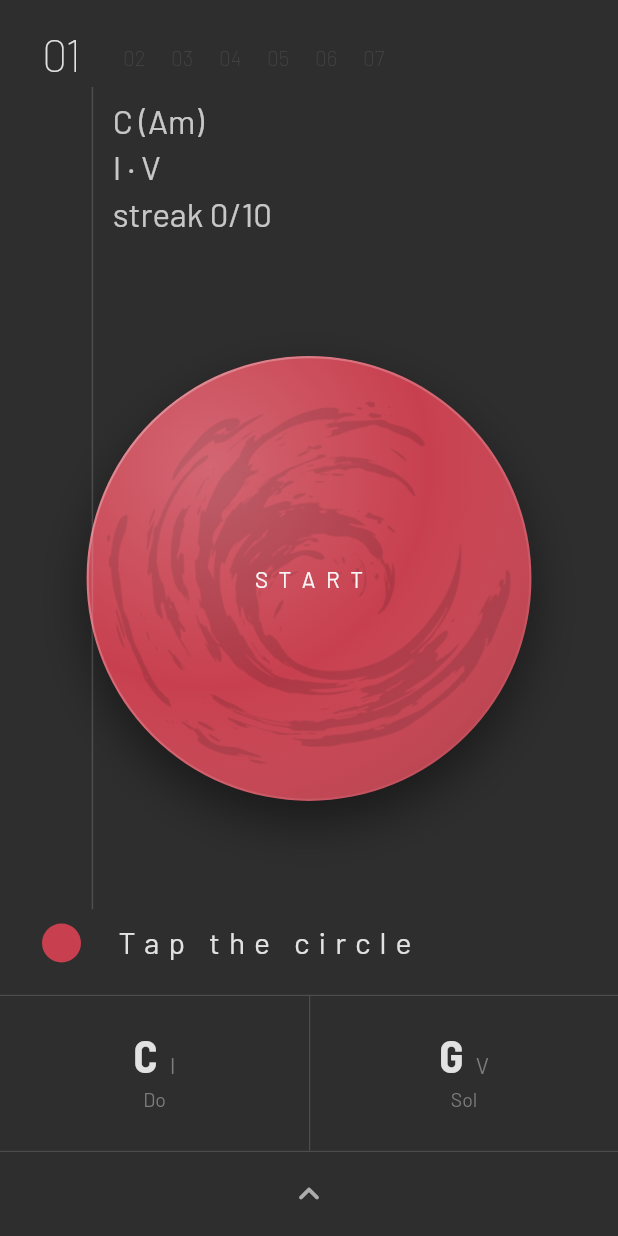
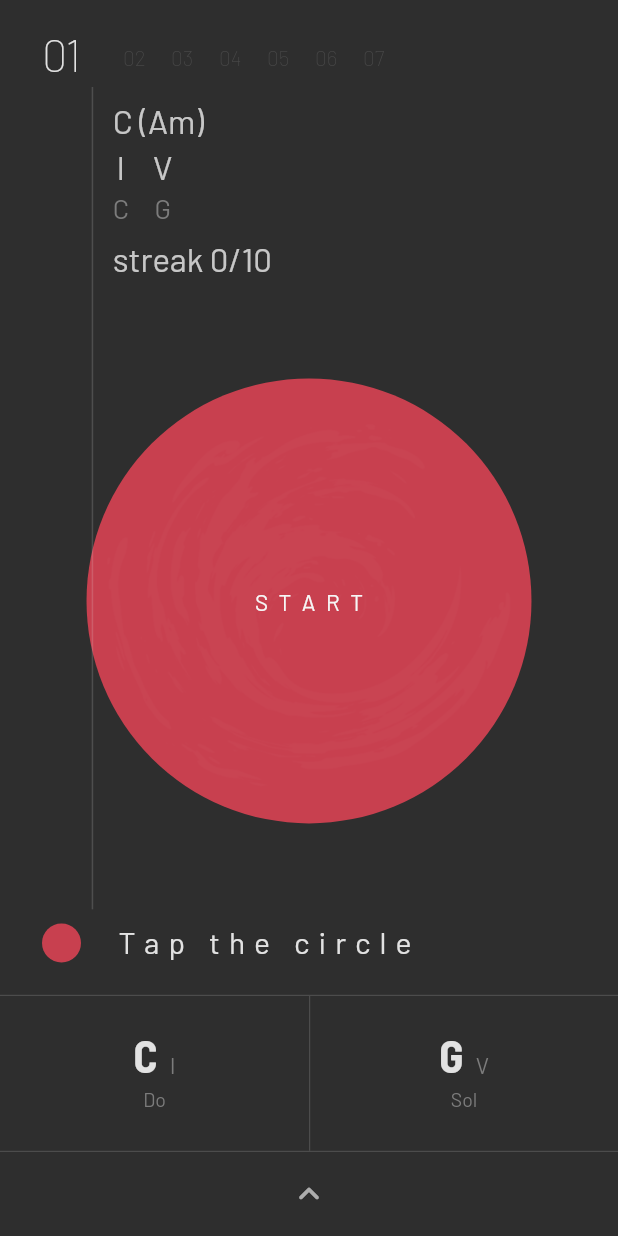
Before and after one commit to denissavishchev/Ear, a Flutter app: the screen it shows after launch, on a phone screen of 412 x 824 dp. Run offline on Flutter 3.47's test engine with Material 3 defaults, Android fonts, the phone set to English and light mode, and no system bars; our stand-ins replace audioplayers, google_fonts, shared_preferences.

Commit message:
Add README with screenshots, show score counts and degree notes
- README: app description, how a question works, levels table,
  settings (key, cadence, style), architecture notes and how to run
- Add main screen and settings screenshots in docs/screenshots
- Info line: show ✓ correct / ✗ wrong counts instead of accuracy %
- Show each degree's note name under it (e.g. I/C, V/G)
- Remove the unused accuracy getter from Trainer

```diff
--- a/lib/model/trainer.dart
+++ b/lib/model/trainer.dart
@@ -49,7 +49,6 @@ class Trainer extends ChangeNotifier {
 
   MusicKey get key => allKeys[keyIndex];
   List<int> get degrees => levels[level];
-  int get accuracy => total == 0 ? 0 : (correct * 100 / total).round();
 
   Future<void> load() async {
     final p = _prefs = await SharedPreferences.getInstance();
--- a/lib/ui/home_screen.dart
+++ b/lib/ui/home_screen.dart
@@ -165,14 +165,16 @@ class _InfoLine extends StatelessWidget {
   @override
   Widget build(BuildContext context) {
     final p = Palette.of(context);
-    final names = trainer.degrees.map((d) => romanNames[d]).join(' · ');
     final atFrontier =
         trainer.level == trainer.unlockedLevel &&
         trainer.level < levels.length - 1;
     final streak = atFrontier
         ? 'streak ${trainer.streak}/$unlockStreak'
         : 'streak ${trainer.streak}';
-    final acc = trainer.total == 0 ? '' : '  ·  ${trainer.accuracy}%';
+    final wrong = trainer.total - trainer.correct;
+    final score = trainer.total == 0
+        ? ''
+        : '  ·  ✓ ${trainer.correct}  ✗ $wrong';
     final text = p.fg.withValues(alpha: 0.85);
     return Column(
       crossAxisAlignment: CrossAxisAlignment.start,
@@ -181,8 +183,26 @@ class _InfoLine extends StatelessWidget {
           '${trainer.key.display()} (${trainer.key.relativeMinor()})',
           style: p.body(22, color: text),
         ),
-        Text(names, style: p.body(22, color: text)),
-        Text('$streak$acc', style: p.body(22, color: text)),
+        // Each degree with its note name underneath.
+        Wrap(
+          spacing: 16,
+          runSpacing: 4,
+          children: [
+            for (final d in trainer.degrees)
+              Column(
+                mainAxisSize: MainAxisSize.min,
+                children: [
+                  Text(romanNames[d], style: p.body(22, color: text)),
+                  Text(
+                    trainer.key.letterOf(d),
+                    style: p.body(18, color: p.muted),
+                  ),
+                ],
+              ),
+          ],
+        ),
+        const SizedBox(height: 4),
+        Text('$streak$score', style: p.body(22, color: text)),
       ],
     );
   }
@@ -246,24 +266,16 @@ class _Orb extends StatelessWidget {
             color: trainer.phase == Phase.wrong
                 ? p.accent.withValues(alpha: 0.82)
                 : p.accent,
-            boxShadow: [
-              // Lifts the disc off the background.
-              BoxShadow(
-                color: Colors.black.withValues(alpha: 0.45),
-                blurRadius: 28,
-                offset: const Offset(0, 14),
-              ),
-              if (solved)
+            boxShadow: solved
+                ? [
                     BoxShadow(
                       color: p.accent.withValues(alpha: 0.35),
                       blurRadius: 40,
                       spreadRadius: 2,
                     ),
-            ],
+                  ]
+                : const [],
           ),
-          child: CustomPaint(
-            // Shading goes over the swirl so both read as one surface.
-            foregroundPainter: const _OrbSurfacePainter(),
           child: Stack(
             alignment: Alignment.center,
             children: [
@@ -274,7 +286,7 @@ class _Orb extends StatelessWidget {
                   width: size,
                   height: size,
                   fit: BoxFit.cover,
-                    color: Colors.black.withValues(alpha: 0.13),
+                  color: Colors.white.withValues(alpha: 0.02),
                   colorBlendMode: BlendMode.srcIn,
                 ),
               ),
@@ -293,61 +305,8 @@ class _Orb extends StatelessWidget {
           ),
         ),
       ),
-      ),
     );
   }
-}
-
-/// Soft top-left lighting and a lit rim, so the flat disc reads like a
-/// pressed, slightly domed paper stamp.
-class _OrbSurfacePainter extends CustomPainter {
-  const _OrbSurfacePainter();
-
-  @override
-  void paint(Canvas canvas, Size size) {
-    final c = size.center(Offset.zero);
-    final r = size.shortestSide / 2;
-    final rect = Rect.fromCircle(center: c, radius: r);
-    canvas.save();
-    canvas.clipPath(Path()..addOval(rect));
-
-    // Light from the top-left, shade towards the bottom-right.
-    canvas.drawRect(
-      rect,
-      Paint()
-        ..shader = RadialGradient(
-          center: const Alignment(-0.45, -0.5),
-          radius: 1.1,
-          colors: [
-            Colors.white.withValues(alpha: 0.2),
-            Colors.white.withValues(alpha: 0),
-            Colors.black.withValues(alpha: 0.22),
-          ],
-          stops: const [0, 0.45, 1],
-        ).createShader(rect),
-    );
-
-    // Thin bright rim on the lit edge.
-    canvas.drawCircle(
-      c,
-      r - 0.75,
-      Paint()
-        ..style = PaintingStyle.stroke
-        ..strokeWidth = 1.5
-        ..shader = LinearGradient(
-          begin: Alignment.topLeft,
-          end: Alignment.bottomRight,
-          colors: [
-            Colors.white.withValues(alpha: 0.35),
-            Colors.white.withValues(alpha: 0),
-          ],
-        ).createShader(rect),
-    );
-    canvas.restore();
-  }
-
-  @override
-  bool shouldRepaint(_OrbSurfacePainter oldDelegate) => false;
 }
 
 class _StatusRow extends StatelessWidget {
```
Also changed, not shown: 3 other files. Lines whose indentation alone changed are shown as unchanged.
